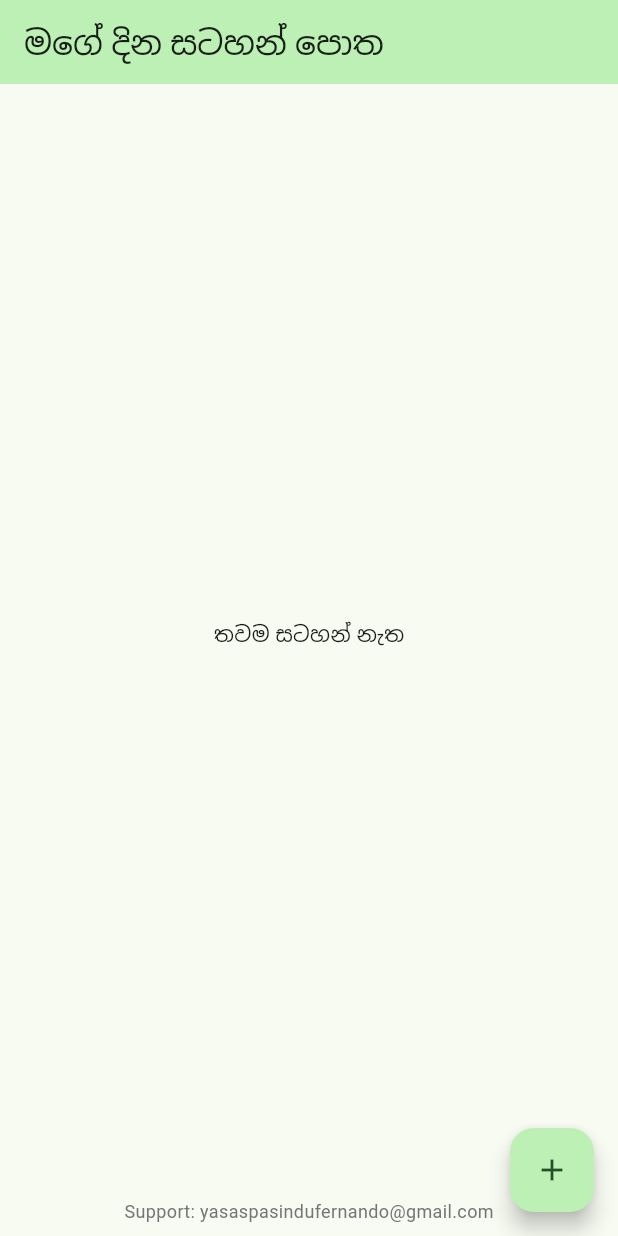
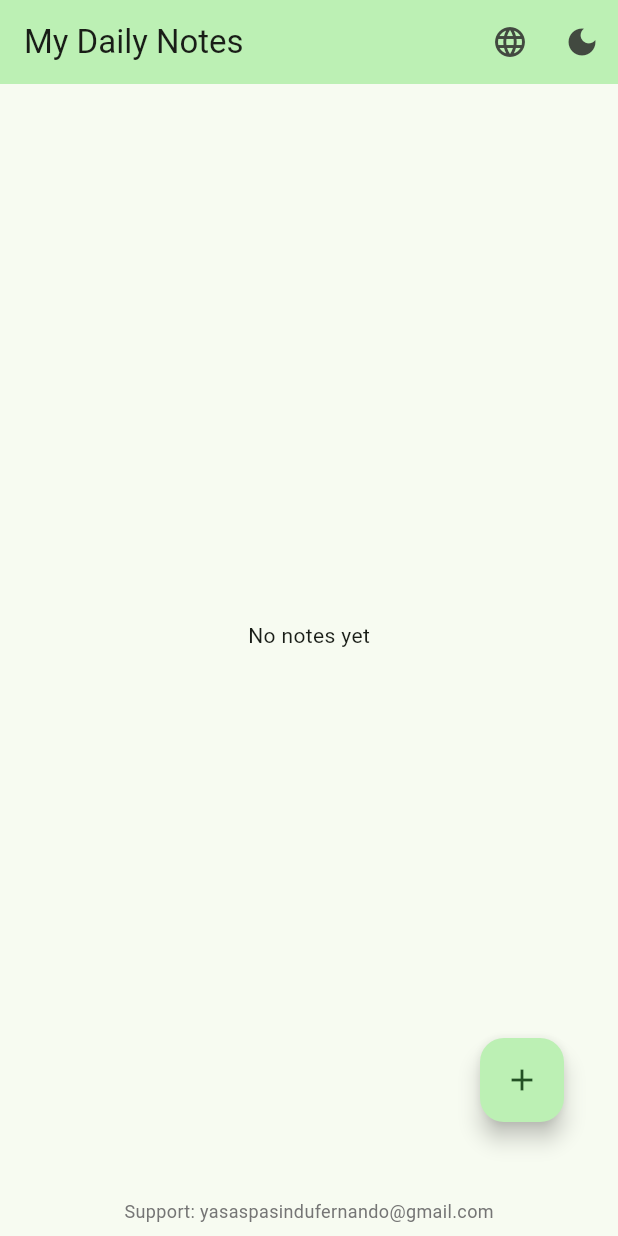
Before and after one commit to YasasPasinduFernando/my_notes_app_sinhala, a Flutter app: the screen it shows after launch, on a phone screen of 412 x 824 dp. Run offline on Flutter 3.47's test engine with Material 3 defaults, Android fonts, the phone set to English and light mode, and no system bars; our stand-ins replace shared_preferences, sqflite; accounts and stored records are empty.

```diff
--- /dev/null
+++ b/devtools_options.yaml
@@ -0,0 +1,3 @@
+description: This file stores settings for Dart & Flutter DevTools.
+documentation: https://docs.flutter.dev/tools/devtools/extensions#configure-extension-enablement-states
+extensions:
--- /dev/null
+++ b/lib/l10n/app_localizations.dart
@@ -0,0 +1,75 @@
+class AppLocalizations {
+  final String languageCode;
+
+  AppLocalizations(this.languageCode);
+
+  static final Map<String, Map<String, String>> _localizedValues = {
+    'en': {
+      'appName': 'My Daily Notes',
+      'noNotes': 'No notes yet',
+      'newNote': 'New Note',
+      'title': 'Title',
+      'note': 'Note',
+      'cancel': 'Cancel',
+      'save': 'Save',
+      'edit': 'Edit Note',
+      'update': 'Update',
+      'error': 'Error',
+      'fillAll': 'Please fill all fields',
+      'created': 'Created',
+      'support': 'Support',
+      'selectLanguage': 'Select Language',
+      'english': 'English',
+      'sinhala': 'සිංහල',
+      'tamil': 'தமிழ்',
+      'darkMode': 'Dark Mode',
+      'lightMode': 'Light Mode',
+    },
+    'si': {
+      'appName': 'මගේ දින සටහන් පොත',
+      'noNotes': 'තවම සටහන් නැත',
+      'newNote': 'නව සටහන',
+      'title': 'මාතෘකාව',
+      'note': 'සටහන',
+      'cancel': 'අවලංගු කරන්න',
+      'save': 'සුරකින්න',
+      'edit': 'සටහන සංස්කරණය කරන්න',
+      'update': 'යාවත්කාලීන කරන්න',
+      'error': 'දෝෂයකි',
+      'fillAll': 'කරුණාකර සියලු තොරතුරු ඇතුළත් කරන්න',
+      'created': 'සාදන ලද්දේ',
+      'support': 'සහාය',
+      'selectLanguage': 'භාෂාව තෝරන්න',
+      'english': 'English',
+      'sinhala': 'සිංහල',
+      'tamil': 'தமிழ்',
+      'darkMode': 'අඳුරු තේමාව',
+      'lightMode': 'ආලෝක තේමාව',
+    },
+    'ta': {
+      'appName': 'எனது தினசரி குறிப்புகள்',
+      'noNotes': 'குறிப்புகள் எதுவும் இல்லை',
+      'newNote': 'புதிய குறிப்பு',
+      'title': 'தலைப்பு',
+      'note': 'குறிப்பு',
+      'cancel': 'ரத்து செய்',
+      'save': 'சேமி',
+      'edit': 'குறிப்பை திருத்து',
+      'update': 'புதுப்பி',
+      'error': 'பிழை',
+      'fillAll': 'அனைத்து விவரங்களையும் பூர்த்தி செய்யவும்',
+      'created': 'உருவாக்கப்பட்டது',
+      'support': 'ஆதரவு',
+      'selectLanguage': 'மொழியை தேர்ந்தெடுக்கவும்',
+      'english': 'English',
+      'sinhala': 'සිංහල',
+      'tamil': 'தமிழ்',
+      'darkMode': 'இருண்ட தீம்',
+      'lightMode': 'ஒளி தீம்',
+    },
+  };
+
+  String get(String key) {
+    return _localizedValues[languageCode]?[key] ?? _localizedValues['en']![key]!;
+  }
+}
--- a/lib/main.dart
+++ b/lib/main.dart
@@ -1,9 +1,17 @@
 import 'package:flutter/material.dart';
-import 'package:my_app/screens/notes_home_page.dart';
+import 'package:provider/provider.dart';
+import 'screens/notes_home_page.dart';
+import 'providers/app_settings_provider.dart';
 
-void main() {
-  WidgetsFlutterBinding.ensureInitialized();  // Add this for database initialization
-  runApp(const MyApp());
+void main() async {
+  WidgetsFlutterBinding.ensureInitialized();
+
+  runApp(
+    ChangeNotifierProvider(
+      create: (_) => AppSettingsProvider(),
+      child: const MyApp(),
+    ),
+  );
 }
 
 class MyApp extends StatelessWidget {
@@ -11,13 +19,19 @@ class MyApp extends StatelessWidget {
 
   @override
   Widget build(BuildContext context) {
+    return Consumer<AppSettingsProvider>(
+      builder: (context, settings, _) {
         return MaterialApp(
-      title: 'සටහන් පොත',
+          title: settings.localizations.get('appName'),
           theme: ThemeData(
             colorScheme: ColorScheme.fromSeed(seedColor: Colors.green),
             useMaterial3: true,
           ),
+          darkTheme: ThemeData.dark(useMaterial3: true),
+          themeMode: settings.isDarkMode ? ThemeMode.dark : ThemeMode.light,
           home: const NotesHomePage(),
+        );
+      },
     );
   }
 }
--- /dev/null
+++ b/lib/providers/app_settings_provider.dart
@@ -0,0 +1,42 @@
+import 'package:flutter/material.dart';
+import 'package:shared_preferences/shared_preferences.dart';
+import '../l10n/app_localizations.dart';
+
+class AppSettingsProvider extends ChangeNotifier {
+  late SharedPreferences _prefs;
+  late bool _isDarkMode;
+  late String _languageCode;
+  late AppLocalizations _localizations;
+
+  bool get isDarkMode => _isDarkMode;
+  String get languageCode => _languageCode;
+  AppLocalizations get localizations => _localizations;
+
+  AppSettingsProvider() {
+    _isDarkMode = false;
+    _languageCode = 'en';
+    _localizations = AppLocalizations('en');
+    _loadSettings();
+  }
+
+  Future<void> _loadSettings() async {
+    _prefs = await SharedPreferences.getInstance();
+    _isDarkMode = _prefs.getBool('isDarkMode') ?? false;
+    _languageCode = _prefs.getString('languageCode') ?? 'en';
+    _localizations = AppLocalizations(_languageCode);
+    notifyListeners();
+  }
+
+  Future<void> toggleTheme() async {
+    _isDarkMode = !_isDarkMode;
+    await _prefs.setBool('isDarkMode', _isDarkMode);
+    notifyListeners();
+  }
+
+  Future<void> setLanguage(String languageCode) async {
+    _languageCode = languageCode;
+    _localizations = AppLocalizations(languageCode);
+    await _prefs.setString('languageCode', languageCode);
+    notifyListeners();
+  }
+}
--- a/lib/screens/notes_home_page.dart
+++ b/lib/screens/notes_home_page.dart
@@ -1,4 +1,6 @@
 import 'package:flutter/material.dart';
+import 'package:my_app/providers/app_settings_provider.dart';
+import 'package:provider/provider.dart';
 import '../models/note.dart';
 import '../helpers/database_helper.dart';
 
@@ -174,18 +176,55 @@ class _NotesHomePageState extends State<NotesHomePage> {
 
 
   @override
+   Widget _buildLanguageMenu() {
+    return PopupMenuButton<String>(
+      icon: const Icon(Icons.language),
+      onSelected: (String code) {
+        context.read<AppSettingsProvider>().setLanguage(code);
+      },
+      itemBuilder: (BuildContext context) {
+        final l10n = context.read<AppSettingsProvider>().localizations;
+        return [
+          PopupMenuItem(
+            value: 'en',
+            child: Text(l10n.get('english')),
+          ),
+          PopupMenuItem(
+            value: 'si',
+            child: Text(l10n.get('sinhala')),
+          ),
+          PopupMenuItem(
+            value: 'ta',
+            child: Text(l10n.get('tamil')),
+          ),
+        ];
+      },
+    );
+  }
+
+  @override
   Widget build(BuildContext context) {
+    final settings = context.watch<AppSettingsProvider>();
+    final l10n = settings.localizations;
+
     return Scaffold(
       appBar: AppBar(
-        title: const Text('මගේ දින සටහන් පොත'),
+        title: Text(l10n.get('appName')),
         backgroundColor: Theme.of(context).colorScheme.primaryContainer,
+        actions: [
+          _buildLanguageMenu(),
+          IconButton(
+            icon: Icon(settings.isDarkMode ? Icons.light_mode : Icons.dark_mode),
+            onPressed: () => settings.toggleTheme(),
+          ),
+        ],
       ),
       body: Column(
         children: [
           Expanded(
             child: notes.isEmpty
-                ? const Center(
-                    child: Text('තවම සටහන් නැත'),
+                ? Center(
+                    child: Text(l10n.get('noNotes')),
                   )
                 : ListView.builder(
                     itemCount: notes.length,
@@ -203,7 +242,7 @@ class _NotesHomePageState extends State<NotesHomePage> {
                               Text(notes[index].content),
                               const SizedBox(height: 4),
                               Text(
-                                'Created: ${notes[index].dateTime.toString().split('.')[0]}',
+                                '${l10n.get('created')}: ${notes[index].dateTime.toString().split('.')[0]}',
                                 style: TextStyle(
                                   fontSize: 12,
                                   color: Colors.grey[600],
@@ -232,7 +271,7 @@ class _NotesHomePageState extends State<NotesHomePage> {
           Padding(
             padding: const EdgeInsets.all(8.0),
             child: Text(
-              'Support: yasaspasindufernando@gmail.com',
+              '${l10n.get('support')}: yasaspasindufernando@gmail.com',
               style: TextStyle(
                 color: Colors.grey[600],
                 fontSize: 12,
@@ -241,10 +280,14 @@ class _NotesHomePageState extends State<NotesHomePage> {
           ),
         ],
       ),
-      floatingActionButton: FloatingActionButton(
+    floatingActionButton: Padding(
+      padding: const EdgeInsets.only(bottom: 60 ,right: 20), // Move FAB up
+      child: FloatingActionButton(
         onPressed: _addNewNote,
         child: const Icon(Icons.add),
       ),
+    ),
+    floatingActionButtonLocation: FloatingActionButtonLocation.endFloat,
     );
   }
 }
--- a/pubspec.yaml
+++ b/pubspec.yaml
@@ -28,6 +28,8 @@ environment:
 # the latest version available on pub.dev. To see which dependencies have newer
 # versions available, run `flutter pub outdated`.
 dependencies:
+  provider: ^6.1.1
+  shared_preferences: ^2.2.2
   sqflite: ^2.3.0
   path: ^1.8.3
   sqflite_common_ffi: ^2.3.2
```
Also changed, not shown: pubspec.lock, 1 other file. Lines whose indentation alone changed are shown as unchanged.
